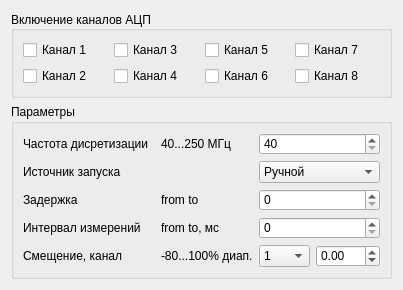
First picture: the form in ui/ADCUIDesign.ui, repository AVSidorov/FT2SXR, before the edit.
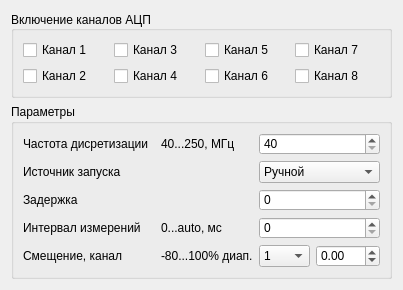
Second picture: the form after the edit.

Commit message: status bar added and max measurement time

What changed in the file:
```diff
--- a/ui/ADCUIDesign.ui
+++ b/ui/ADCUIDesign.ui
@@ -138,7 +138,7 @@
         <item row="2" column="1">
          <widget class="QLabel" name="delay_val_label">
           <property name="text">
-           <string>from to</string>
+           <string/>
           </property>
          </widget>
         </item>
@@ -198,7 +198,7 @@
         <item row="0" column="1">
          <widget class="QLabel" name="frec_val_label">
           <property name="text">
-           <string>40...250 МГц</string>
+           <string>40...250, МГц</string>
           </property>
          </widget>
         </item>
@@ -323,7 +323,7 @@
         <item row="3" column="1">
          <widget class="QLabel" name="interval_val_label">
           <property name="text">
-           <string>from to, мс</string>
+           <string>0...auto, мс</string>
           </property>
          </widget>
         </item>
```
The commit also changes 2 other files.
